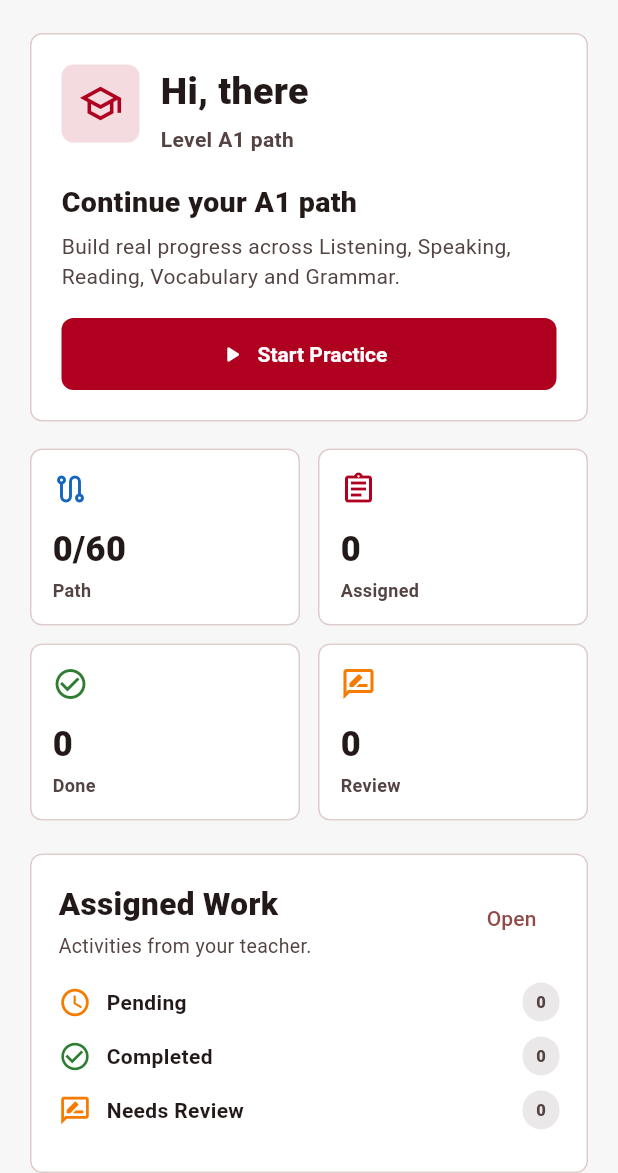
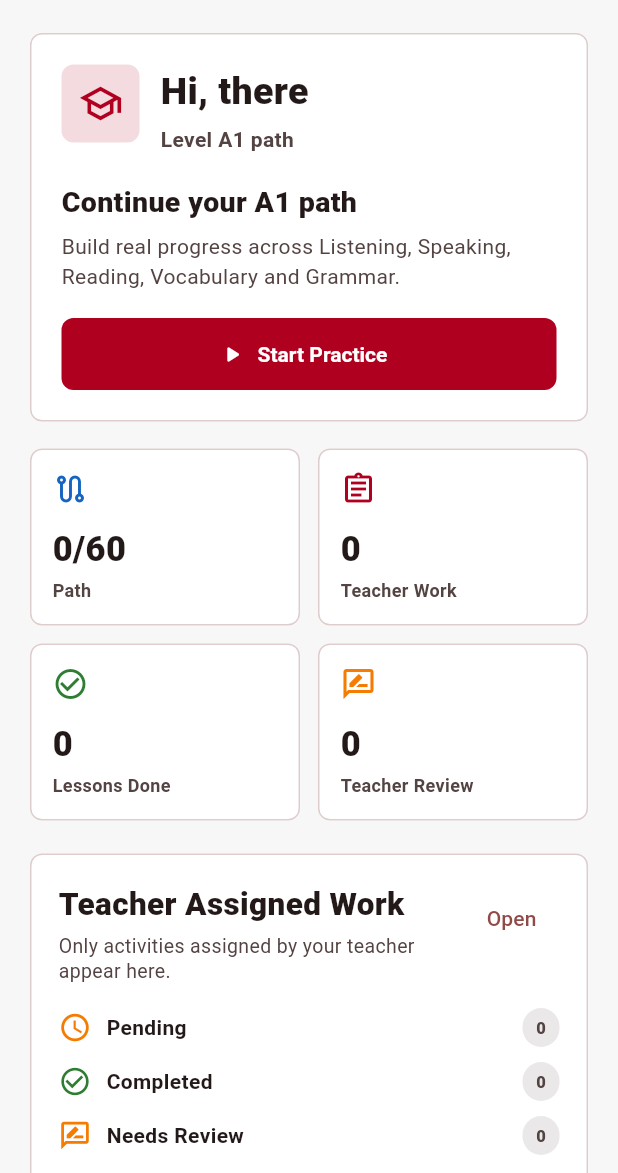
Before and after one commit to vitormendonca/speaknation_app, a Flutter app: the StudentHomeScreen screen opened directly, on a phone screen of 412 x 824 dp, the part 63-1236 px from its top. Run offline on Flutter 3.47's test engine with Material 3 defaults, Android fonts, the phone set to English and light mode, and no system bars; our stand-ins replace audioplayers, shared_preferences; accounts and stored records are empty; Roboto replaces fonts that are missing (Arial).

Commit message:
Clarify student path and assigned work metrics

```diff
--- a/lib/screens/student/student_home_screen.dart
+++ b/lib/screens/student/student_home_screen.dart
@@ -185,7 +185,7 @@ class _StudentHomeScreenState extends State<StudentHomeScreen> {
             _freePracticePanel(context),
             const SizedBox(height: 10),
             Text(
-              'Progress is based on activities assigned to this student.',
+              'Learning Path and Teacher Assigned Work are tracked separately.',
               style: TextStyle(
                 color: colors.onSurfaceVariant,
                 fontSize: 12,
@@ -334,7 +334,7 @@ class _StudentHomeScreenState extends State<StudentHomeScreen> {
               child: _metricCard(
                 context: context,
                 icon: Icons.assignment_outlined,
-                label: 'Assigned',
+                label: 'Teacher Work',
                 value: totalAssigned.toString(),
                 color: AppTheme.brandRed,
               ),
@@ -344,8 +344,8 @@ class _StudentHomeScreenState extends State<StudentHomeScreen> {
               child: _metricCard(
                 context: context,
                 icon: Icons.check_circle_outline,
-                label: 'Done',
-                value: totalCompleted.toString(),
+                label: 'Lessons Done',
+                value: pathCompleted.toString(),
                 color: AppTheme.success,
               ),
             ),
@@ -354,7 +354,7 @@ class _StudentHomeScreenState extends State<StudentHomeScreen> {
               child: _metricCard(
                 context: context,
                 icon: Icons.rate_review_outlined,
-                label: 'Review',
+                label: 'Teacher Review',
                 value: totalReviewNeeded.toString(),
                 color: AppTheme.warning,
               ),
@@ -415,8 +415,8 @@ class _StudentHomeScreenState extends State<StudentHomeScreen> {
         children: [
           _sectionHeader(
             context: context,
-            title: 'Assigned Work',
-            subtitle: 'Activities from your teacher.',
+            title: 'Teacher Assigned Work',
+            subtitle: 'Only activities assigned by your teacher appear here.',
             actionLabel: 'Open',
             onAction: () => openScreen(
               context,
```
